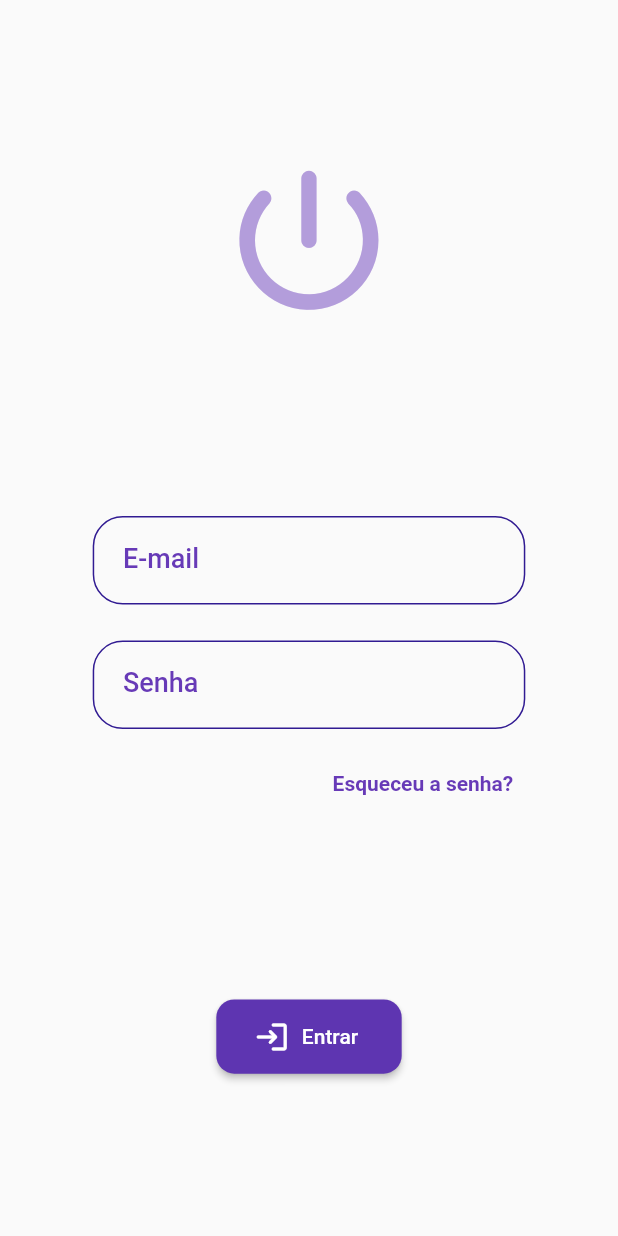
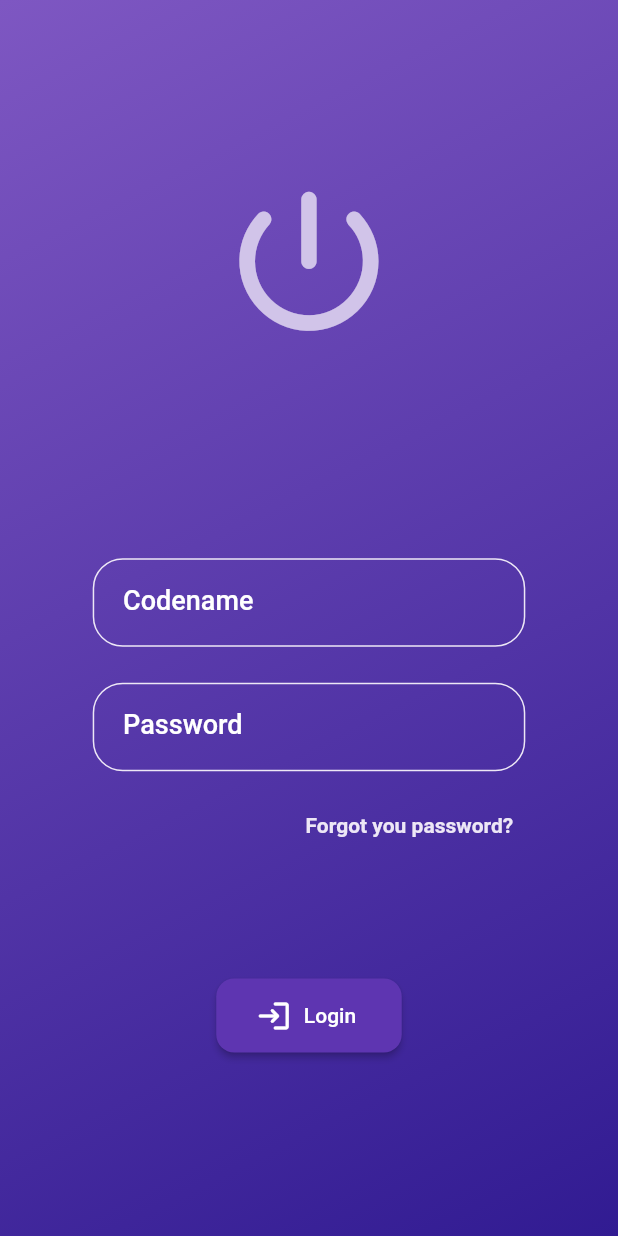
Before and after one commit to viniAOliver/Guys-On-Work, a Flutter app: the screen it shows after launch, on a phone screen of 412 x 824 dp. Run offline on Flutter 3.47's test engine with Material 2 defaults, Android fonts, the phone set to English and light mode, and no system bars; our stand-ins replace get.

Commit message:
[GOW] - Rework in Login Page design and functions

```diff
--- a/lib/pages/login_page.dart
+++ b/lib/pages/login_page.dart
@@ -20,11 +20,28 @@ class _LoginPageState extends State<LoginPage> {
   @override
   Widget build(BuildContext context) {
     return Scaffold(
-      body: Center(
-        child: Column(
-          mainAxisAlignment: MainAxisAlignment.spaceEvenly,
+      body: Stack(
         children: [
+          SizedBox.expand(
+            child: DecoratedBox(
+              decoration: BoxDecoration(
+                gradient: LinearGradient(
+                  colors: [
+                    Colors.deepPurple.shade400,
+                    Colors.deepPurple.shade900
+                  ],
+                  begin: Alignment.topLeft,
+                  end: Alignment.bottomRight,
+                ),
+              ),
+            ),
+          ),
+          Column(
+            mainAxisAlignment: MainAxisAlignment.start,
+            children: [
+              const Spacer(flex: 2),
               _logo(context),
+              const Spacer(flex: 2),
               Padding(
                 padding: const EdgeInsets.symmetric(vertical: 12),
                 child: Column(
@@ -38,9 +55,12 @@ class _LoginPageState extends State<LoginPage> {
                   ],
                 ),
               ),
+              const Spacer(flex: 1),
               _loginButton(context),
+              const Spacer(flex: 2),
             ],
           ),
+        ],
       ),
     );
   }
@@ -50,7 +70,7 @@ class _LoginPageState extends State<LoginPage> {
     return Icon(
       Icons.power_settings_new_rounded,
       size: _generalController.screenHeight(context) * 0.15,
-      color: Colors.deepPurple.shade200,
+      color: Colors.deepPurple.shade100,
     );
   }
 
@@ -60,8 +80,8 @@ class _LoginPageState extends State<LoginPage> {
       padding: const EdgeInsets.symmetric(vertical: 12),
       child: MyField(
         type: 1,
-        title: "E-mail",
-        subtitle: "Digite seu e-mail",
+        title: "Codename",
+        subtitle: "Type you codename",
         keyboardType: TextInputType.emailAddress,
         controller: _loginController.emailLogin.value,
       ),
@@ -74,8 +94,8 @@ class _LoginPageState extends State<LoginPage> {
       padding: const EdgeInsets.symmetric(vertical: 12),
       child: MyField(
         type: 1,
-        title: "Senha",
-        subtitle: "Digite sua senha",
+        title: "Password",
+        subtitle: "What's your password?",
         // isPassword: _loginController.visiblePassword.value
         isPassword: true,
         controller: _loginController.passwordLogin.value,
@@ -89,8 +109,8 @@ class _LoginPageState extends State<LoginPage> {
       padding: EdgeInsets.symmetric(
           horizontal: _generalController.screenWidth(context) * 0.15),
       child: MyTextButton(
-        text: 'Esqueceu a senha?',
-        textColor: Colors.deepPurple.shade500,
+        text: 'Forgot you password?',
+        textColor: Colors.deepPurple.shade50,
       ),
     );
   }
@@ -101,10 +121,11 @@ class _LoginPageState extends State<LoginPage> {
       padding: const EdgeInsets.symmetric(vertical: 10),
       child: MyButton(
         type: 1,
-        text: 'Entrar',
+        text: 'Login',
         icon: Icons.login_rounded,
         buttonColor: Colors.deepPurple.shade600,
         secondColor: Colors.white,
+        onTouch: () => Navigator.of(context).pushNamed(''),
       ),
     );
   }
--- a/lib/widgets/buttons_widget.dart
+++ b/lib/widgets/buttons_widget.dart
@@ -8,6 +8,7 @@ class MyButton extends StatelessWidget {
   final String text;
   final Color? secondColor;
   final IconData? icon;
+  final Function()? onTouch;
 
   MyButton({
     super.key,
@@ -15,7 +16,7 @@ class MyButton extends StatelessWidget {
     this.buttonColor,
     this.secondColor,
     required this.text,
-    this.icon,
+    this.icon, this.onTouch,
   });
 
   final GeneralController _generalController = Get.find<GeneralController>();
@@ -37,7 +38,7 @@ class MyButton extends StatelessWidget {
       height: _generalController.screenHeight(context) * 0.06,
       width: _generalController.screenHeight(context) * 0.15,
       child: ElevatedButton.icon(
-          onPressed: _generalController.loading == null ? null : () {},
+          onPressed: _generalController.loading == null ? null : () {onTouch;},
           style: ElevatedButton.styleFrom(
             shape:
                 RoundedRectangleBorder(borderRadius: BorderRadius.circular(12)),
--- a/lib/widgets/fields_widget.dart
+++ b/lib/widgets/fields_widget.dart
@@ -47,7 +47,7 @@ class MyField extends StatelessWidget {
         decoration: BoxDecoration(
           borderRadius: BorderRadius.circular(20),
           border: Border.all(
-            color: Colors.deepPurple.shade900,
+            color: Colors.deepPurple.shade50,
             width: 1,
           ),
         ),
@@ -57,25 +57,26 @@ class MyField extends StatelessWidget {
           child: TextFormField(
             controller: controller,
             obscureText: isPassword ?? false,
-            cursorColor: Colors.deepPurple.shade700,
+            cursorColor: Colors.deepPurple.shade900,
             keyboardType: keyboardType,
             style: TextStyle(
-              color: Colors.deepPurple.shade900,
+              color: Colors.deepPurple.shade50,
             ),
             decoration: InputDecoration(
               border: const OutlineInputBorder(borderSide: BorderSide.none),
               labelStyle: const TextStyle(
-                color: Colors.deepPurple,
+                color: Colors.white,
                 fontWeight: FontWeight.w500,
                 fontSize: 18,
               ),
               labelText: title,
-              floatingLabelStyle: TextStyle(
-                backgroundColor: Colors.white,
-                fontSize: 20,
-                color: Colors.deepPurple.shade500,
+              floatingLabelStyle: const TextStyle(
+                color: Colors.transparent,
               ),
               hintText: subtitle,
+              hintStyle: TextStyle(
+                color: Colors.deepPurple.shade50,
+              ),
             ),
           ),
         ),
```
Lines whose indentation alone changed are shown as unchanged.
